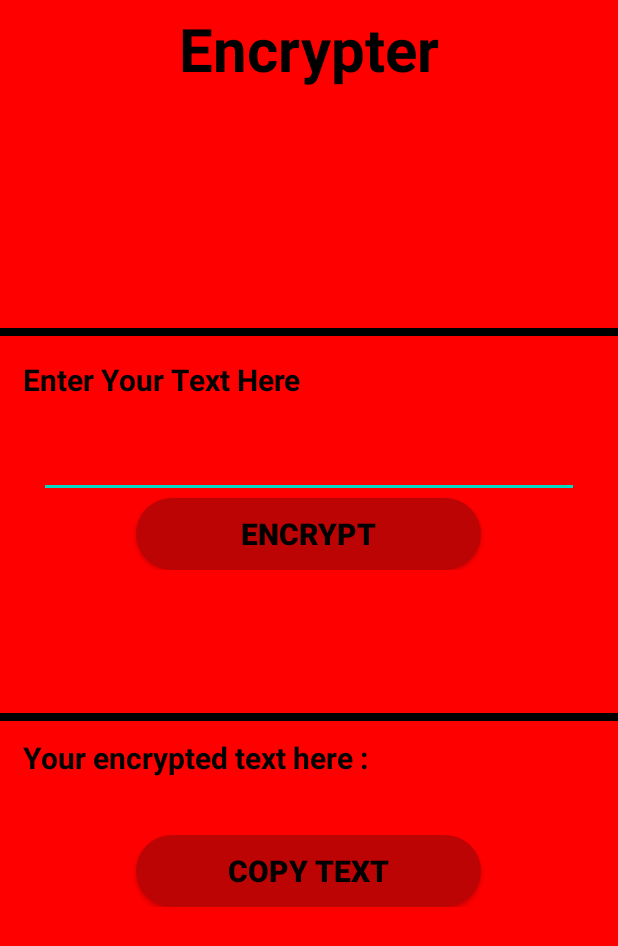
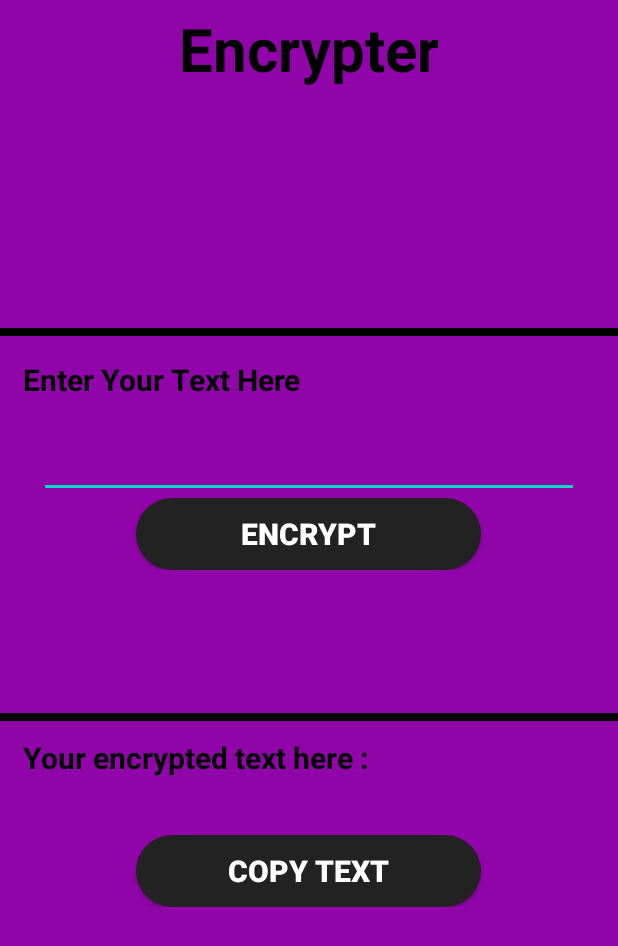
Before and after one commit to neelangshu007/Crypt-Message-App, an Android app: the screen it shows after launch (Encoder), after a tap on "ENCRYPTION", on a phone screen of 412 x 824 dp. Shown: the top 946 px of the screen. Run offline under Robolectric (Android 15) with nearby library versions, the phone set to English and light mode, and no system bars.

Commit message:
Screen shot changes

```diff
--- a/app/src/main/java/com/example/cryptmessage/Decoder.java
+++ b/app/src/main/java/com/example/cryptmessage/Decoder.java
@@ -34,8 +34,8 @@ public class Decoder extends AppCompatActivity {
         // Changing Status Bar Color
         Window window = getWindow();
         window.addFlags(WindowManager.LayoutParams.FLAG_DRAWS_SYSTEM_BAR_BACKGROUNDS);
-        window.setStatusBarColor(Color.parseColor("#43DA04"));
-        window.setNavigationBarColor(Color.parseColor("#43DA04"));
+        window.setStatusBarColor(Color.parseColor("#9104AA"));
+        window.setNavigationBarColor(Color.parseColor("#9104AA"));
 
         // link the edittext and textview with its id
         decoderEditText = findViewById(R.id.decryptEditText);
--- a/app/src/main/java/com/example/cryptmessage/Encoder.java
+++ b/app/src/main/java/com/example/cryptmessage/Encoder.java
@@ -33,8 +33,8 @@ public class Encoder extends AppCompatActivity {
         // Changing Status Bar Color
         Window window = getWindow();
         window.addFlags(WindowManager.LayoutParams.FLAG_DRAWS_SYSTEM_BAR_BACKGROUNDS);
-        window.setStatusBarColor(Color.parseColor("#FF0000"));
-        window.setNavigationBarColor(Color.parseColor("#FF0000"));
+        window.setStatusBarColor(Color.parseColor("#9104AA"));
+        window.setNavigationBarColor(Color.parseColor("#9104AA"));
 
         // link the edittext and textview with its id
         encoderEditText = findViewById(R.id.encryptEditText);
--- a/app/src/main/java/com/example/cryptmessage/MainActivity.java
+++ b/app/src/main/java/com/example/cryptmessage/MainActivity.java
@@ -20,8 +20,8 @@ public class MainActivity extends AppCompatActivity {
         // Changing Status Bar Color
         Window window = getWindow();
         window.addFlags(WindowManager.LayoutParams.FLAG_DRAWS_SYSTEM_BAR_BACKGROUNDS);
-        window.setStatusBarColor(Color.parseColor("#FF8400"));
-        window.setNavigationBarColor(Color.parseColor("#FF8400"));
+        window.setStatusBarColor(Color.parseColor("#9104AA"));
+        window.setNavigationBarColor(Color.parseColor("#9104AA"));
 
         // link both the button variables with its id
         Button encryptionButton = findViewById(R.id.encryptButton);
--- a/app/src/main/res/layout/activity_encoder.xml
+++ b/app/src/main/res/layout/activity_encoder.xml
@@ -3,7 +3,7 @@
     xmlns:tools="http://schemas.android.com/tools"
     android:layout_width="match_parent"
     android:layout_height="match_parent"
-    android:background="#FF0000"
+    android:background="#9104AA"
     android:orientation="vertical"
     tools:context=".Encoder">
 
@@ -83,9 +83,9 @@
                 android:layout_height="wrap_content"
                 android:layout_gravity="center"
                 android:background="@drawable/button_back"
-                android:backgroundTint="#BD0404"
+                android:backgroundTint="#232222"
                 android:text="@string/encrypt"
-                android:textColor="#000000"
+                android:textColor="#FFFFFF"
                 android:textSize="20sp"
                 android:textStyle="bold"/>
 
@@ -152,9 +152,9 @@
                 android:layout_height="wrap_content"
                 android:layout_gravity="center"
                 android:background="@drawable/button_back"
-                android:backgroundTint="#BD0404"
+                android:backgroundTint="#232222"
                 android:text="@string/copy_text"
-                android:textColor="#000000"
+                android:textColor="#FFFFFF"
                 android:textSize="20sp"
                 android:textStyle="bold" />
 
```
Also changed, not shown: app/src/main/res/layout/activity_decoder.xml (+5 -5 lines), app/src/main/res/layout/activity_main.xml (+5 -5 lines), 11 other files.
